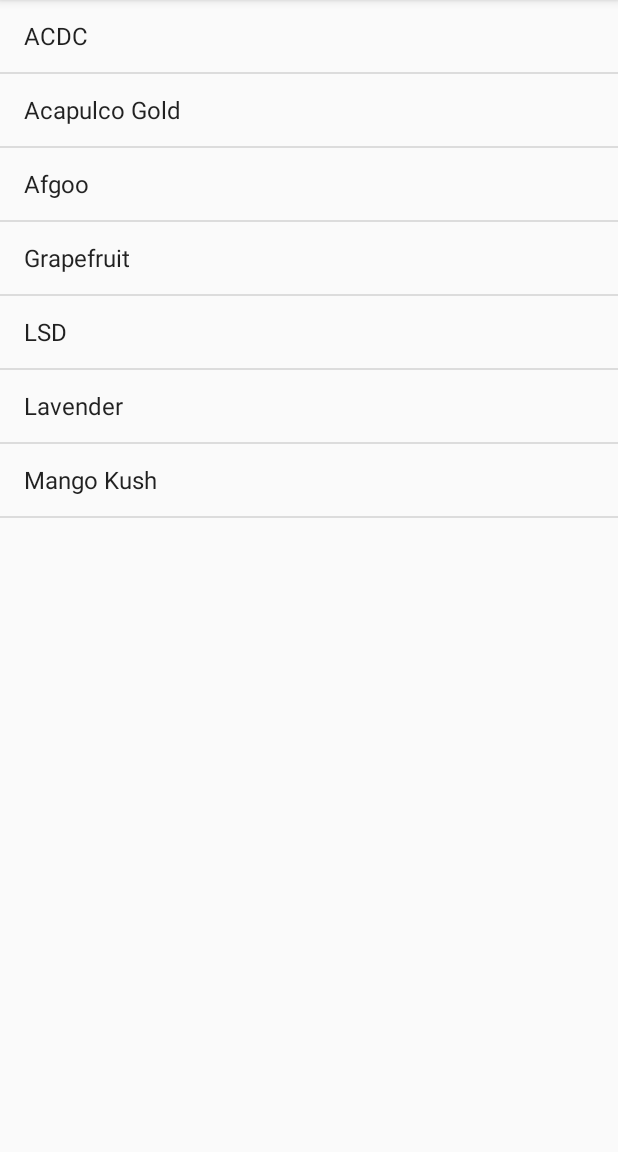
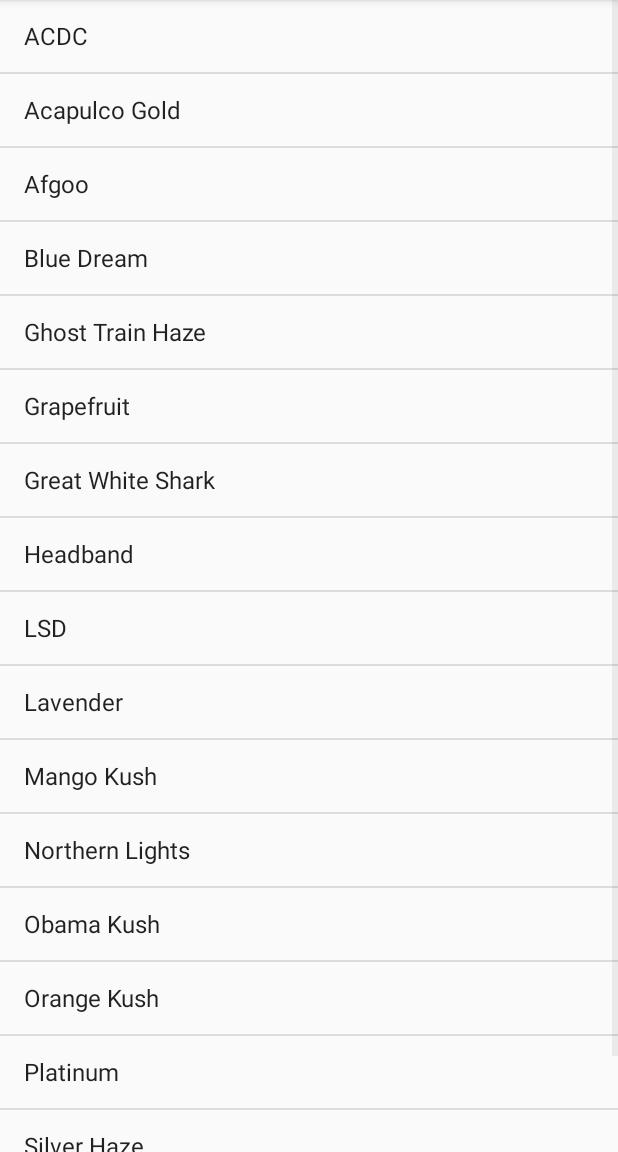
Before and after one commit to NK273610/Baked, an Android app: the SearchBar_activity screen opened directly, with no data from a screen before it, on a phone screen of 412 x 824 dp, the part 84-1236 px from its top. Run offline under Robolectric (Android 15) with nearby library versions, the phone set to English and light mode, and no system bars.

Commit message:
Search Activity Updated

```diff
--- a/app/src/main/AndroidManifest.xml
+++ b/app/src/main/AndroidManifest.xml
@@ -15,9 +15,9 @@
 
     <application
         android:allowBackup="true"
-        android:icon="@mipmap/ic_launcher"
+        android:icon="@mipmap/baked_icon"
         android:label="@string/app_name"
-        android:roundIcon="@mipmap/ic_launcher_round"
+        android:roundIcon="@mipmap/baked_app_icon"
         android:supportsRtl="true"
         android:theme="@style/AppTheme">
         <meta-data
--- a/app/src/main/res/values/strings.xml
+++ b/app/src/main/res/values/strings.xml
@@ -36,11 +36,20 @@
         <item>ACDC</item>
         <item>Acapulco Gold</item>
         <item>Afgoo</item>
+        <item>Blue Dream</item>
+        <item>Ghost Train Haze</item>
         <item>Grapefruit</item>
+        <item>Great White Shark</item>
+        <item>Headband</item>
         <item>LSD</item>
         <item>Lavender</item>
         <item>Mango Kush</item>
-
+        <item>Northern Lights</item>
+        <item>Obama Kush</item>
+        <item>Orange Kush</item>
+        <item>Platinum</item>
+        <item>Silver Haze</item>
+        <item>Super Sour Diesel</item>
     </string-array>
 
 </resources>
```
